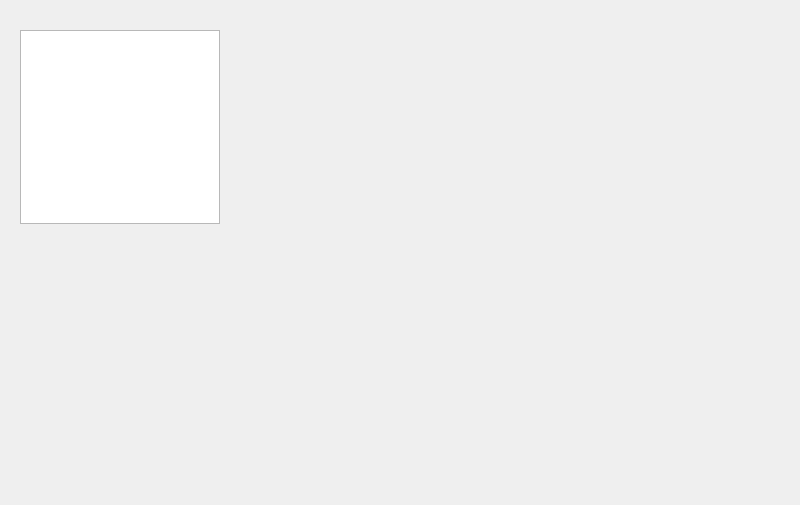
Old version of the form ui/ui_mainWindow.ui in the repository adaiasreis/ProjetoMatCons_F.
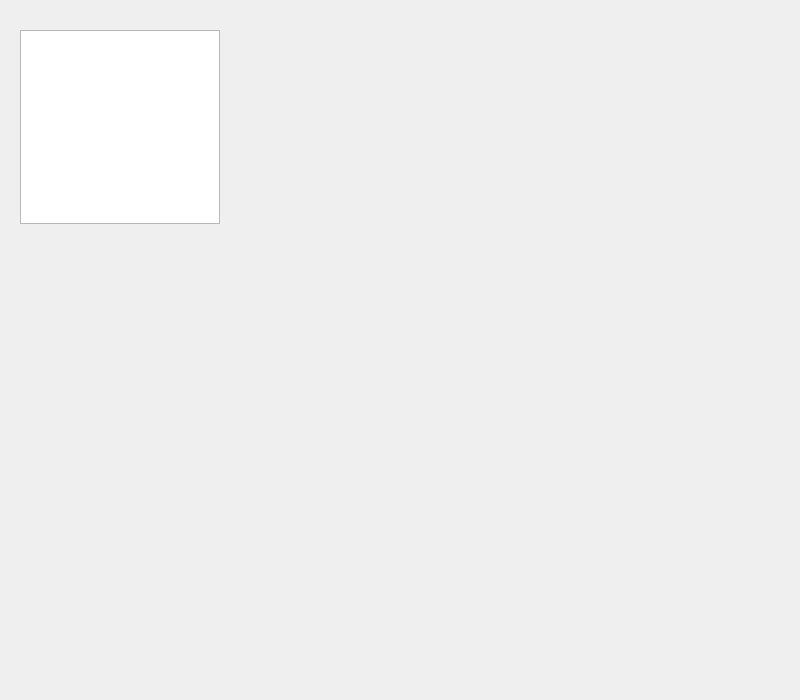
New version of the form.

```diff
--- a/ui/ui_mainWindow.ui
+++ b/ui/ui_mainWindow.ui
@@ -10,7 +10,7 @@
     <x>0</x>
     <y>0</y>
     <width>800</width>
-    <height>505</height>
+    <height>700</height>
    </rect>
   </property>
   <property name="sizePolicy">
@@ -21,8 +21,8 @@
   </property>
   <property name="minimumSize">
    <size>
-    <width>800</width>
-    <height>500</height>
+    <width>500</width>
+    <height>700</height>
    </size>
   </property>
   <property name="windowTitle">
```
Left out of the diff: 9 changed lines with no effect on the pictures.
